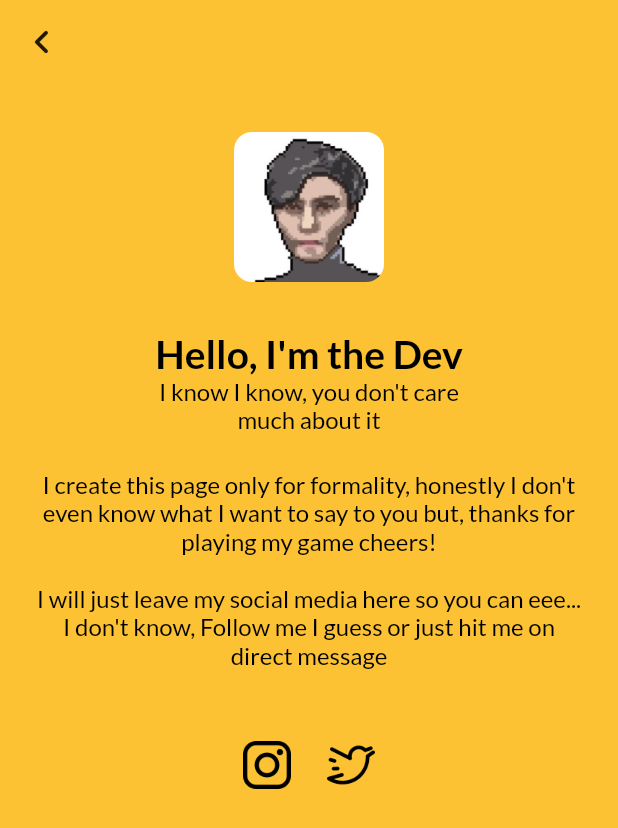
After one commit to sgruhier/rectanglo-flutter, a Flutter app: the AboutScreen screen opened directly, on a phone screen of 412 x 824 dp. The commit adds this screen. Shown: the top 828 px of the screen. Run offline on Flutter 3.47's test engine with Material 2 defaults, Android fonts, the phone set to English and light mode, and no system bars; our stand-ins replace animated_background, cloud_firestore, confetti, firebase_core, flutter_svg, fluttertoast and 3 more; missing offline and left inert: flame, flame_audio; accounts and stored records are empty.

Commit message:
Add about page & change game icon

```diff
--- a/lib/r.dart
+++ b/lib/r.dart
@@ -2,8 +2,12 @@ class AssetImages {
 	static const String bgFinal = 'assets/images/bg_final.png';
 	static const String controller = 'assets/images/controller.svg';
 	static const String cross = 'assets/images/cross.png';
+	static const String dany = 'assets/images/dany.jpg';
 	static const String glow = 'assets/images/glow.png';
+	static const String icon = 'assets/images/icon.png';
+	static const String instagram = 'assets/images/instagram.png';
 	static const String paintbrush = 'assets/images/paintbrush.svg';
+	static const String twitter = 'assets/images/twitter.png';
 }
 
 class AssetSfx {
--- /dev/null
+++ b/lib/scenes/about.scene.dart
@@ -0,0 +1,104 @@
+import 'package:flutter/foundation.dart';
+import 'package:flutter/material.dart';
+import 'package:rectanglo/components/pop_button.dart';
+import 'package:rectanglo/r.dart';
+import 'package:url_launcher/url_launcher.dart';
+import 'package:widget_helper/widget_helper.dart';
+
+import '../components/ripple_button.dart';
+import '../config/themes.dart';
+
+class AboutScreen extends StatefulWidget {
+  const AboutScreen({super.key});
+
+  @override
+  State<AboutScreen> createState() => _AboutScreenState();
+}
+
+class _AboutScreenState extends State<AboutScreen> {
+  @override
+  Widget build(BuildContext context) {
+    return Scaffold(
+      backgroundColor: Themes.primary,
+      body: SizedBox(
+        width: kIsWeb ? 441 : MediaQuery.of(context).size.width,
+        child: Column(
+          crossAxisAlignment: CrossAxisAlignment.center,
+          children: [
+            Row(
+              mainAxisAlignment: MainAxisAlignment.spaceBetween,
+              children: [
+                RippleButton(
+                  onTap: () {
+                    Navigator.pop(context);
+                  },
+                  child: const Icon(
+                    Icons.chevron_left_rounded,
+                    size: 32,
+                  ),
+                ),
+              ],
+            ),
+            PopButton(
+              padding: EdgeInsets.zero,
+              onTap: () {},
+              child: ClipRRect(
+                borderRadius: BorderRadius.circular(12),
+                child: Image.asset(
+                  AssetImages.dany,
+                  width: 100,
+                  height: 100,
+                ),
+              ),
+            ).addSymmetricMargin(
+              vertical: 32,
+            ),
+            Text(
+              "Hello, I'm the Dev",
+              style: Themes().blackBold26,
+              textAlign: TextAlign.center,
+            ),
+            Text(
+              "I know I know, you don't care\nmuch about it",
+              style: Themes().black16,
+              textAlign: TextAlign.center,
+            ),
+            Text(
+              "I create this page only for formality, honestly I don't even know what I want to say to you but, thanks for playing my game cheers!\n\nI will just leave my social media here so you can eee... I don't know, Follow me I guess or just hit me on direct message",
+              style: Themes().black16,
+              textAlign: TextAlign.center,
+            ).addAllMargin(24),
+            Row(
+              mainAxisAlignment: MainAxisAlignment.center,
+              children: [
+                PopButton(
+                  onTap: () {
+                    launchUrl(Uri.parse("https://www.instagram.com/yasfdany/"));
+                  },
+                  padding: EdgeInsets.zero,
+                  child: Image.asset(
+                    AssetImages.instagram,
+                    width: 32,
+                    height: 32,
+                  ),
+                ),
+                Container(width: 24),
+                PopButton(
+                  onTap: () {
+                    launchUrl(Uri.parse("https://twitter.com/yasfdany"));
+                  },
+                  padding: EdgeInsets.zero,
+                  child: Image.asset(
+                    AssetImages.twitter,
+                    width: 32,
+                    height: 32,
+                  ),
+                ),
+              ],
+            ).addMarginTop(24),
+          ],
+        ),
+      ),
+    );
+  }
+}
```
Also changed, not shown: lib/scenes/level_editor.scene.dart (+19 -22 lines), lib/scenes/main_menu.scene.dart (+11 -2 lines), pubspec.yaml (+11 -1 lines), assets/images/dany.jpg (added), assets/images/icon.png (added), assets/images/instagram.png (added), assets/images/twitter.png (added), pubspec.lock, 13 other files.
